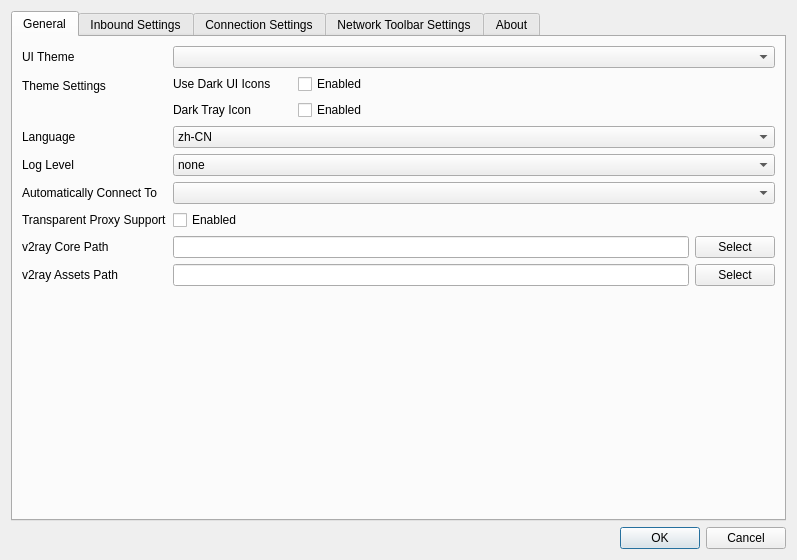
Above: src/ui/w_PrefrencesWindow.ui from darsvador/qvssr before the change. Below: the same form after it.
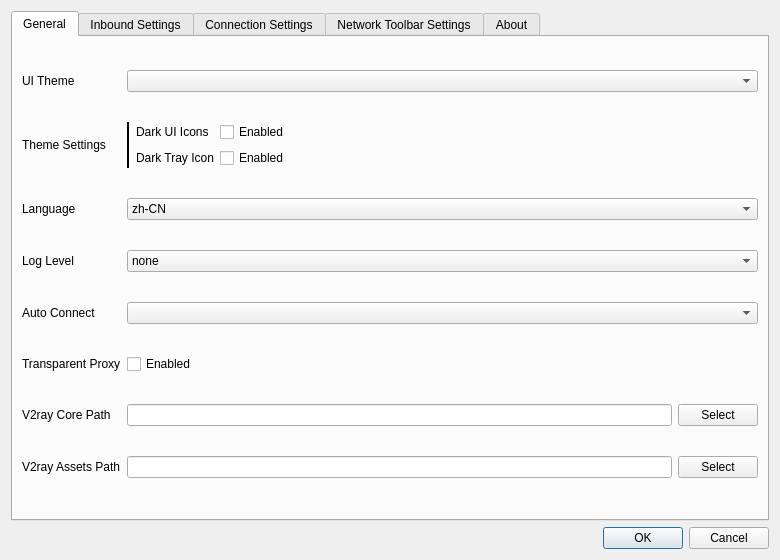
That is the form after the change. The open tabs and pages were chosen to show the change. Icons and pictures are not drawn.

Patch:
```diff
--- a/src/ui/w_PrefrencesWindow.ui
+++ b/src/ui/w_PrefrencesWindow.ui
@@ -6,7 +6,7 @@
    <rect>
     <x>0</x>
     <y>0</y>
-    <width>797</width>
+    <width>780</width>
     <height>560</height>
    </rect>
   </property>
@@ -63,6 +63,101 @@
          </property>
         </widget>
        </item>
+       <item row="2" column="0">
+        <layout class="QVBoxLayout" name="verticalLayout_6">
+         <item>
+          <spacer name="verticalSpacer_7">
+           <property name="orientation">
+            <enum>Qt::Vertical</enum>
+           </property>
+           <property name="sizeHint" stdset="0">
+            <size>
+             <width>0</width>
+             <height>0</height>
+            </size>
+           </property>
+          </spacer>
+         </item>
+         <item>
+          <widget class="QLabel" name="label_55">
+           <property name="text">
+            <string>Theme Settings</string>
+           </property>
+          </widget>
+         </item>
+         <item>
+          <spacer name="verticalSpacer_5">
+           <property name="orientation">
+            <enum>Qt::Vertical</enum>
+           </property>
+           <property name="sizeHint" stdset="0">
+            <size>
+             <width>0</width>
+             <height>0</height>
+            </size>
+           </property>
+          </spacer>
+         </item>
+        </layout>
+       </item>
+       <item row="2" column="1">
+        <layout class="QGridLayout" name="gridLayout_6" columnstretch="0,0,0,1">
+         <item row="1" column="2">
+          <widget class="QCheckBox" name="darkTrayCB">
+           <property name="text">
+            <string>Enabled</string>
+           </property>
+          </widget>
+         </item>
+         <item row="0" column="3" rowspan="2">
+          <spacer name="horizontalSpacer_2">
+           <property name="orientation">
+            <enum>Qt::Horizontal</enum>
+           </property>
+           <property name="sizeHint" stdset="0">
+            <size>
+             <width>40</width>
+             <height>20</height>
+            </size>
+           </property>
+          </spacer>
+         </item>
+         <item row="0" column="2">
+          <widget class="QCheckBox" name="darkThemeCB">
+           <property name="text">
+            <string>Enabled</string>
+           </property>
+          </widget>
+         </item>
+         <item row="0" column="1">
+          <widget class="QLabel" name="darkThemeLabel">
+           <property name="text">
+            <string>Dark UI Icons</string>
+           </property>
+          </widget>
+         </item>
+         <item row="1" column="1">
+          <widget class="QLabel" name="label_36">
+           <property name="text">
+            <string>Dark Tray Icon</string>
+           </property>
+          </widget>
+         </item>
+         <item row="0" column="0" rowspan="2">
+          <widget class="Line" name="line">
+           <property name="frameShadow">
+            <enum>QFrame::Plain</enum>
+           </property>
+           <property name="lineWidth">
+            <number>2</number>
+           </property>
+           <property name="orientation">
+            <enum>Qt::Vertical</enum>
+           </property>
+          </widget>
+         </item>
+        </layout>
+       </item>
        <item row="4" column="0">
         <widget class="QLabel" name="label_6">
          <property name="text">
@@ -147,7 +242,7 @@
        <item row="6" column="0">
         <widget class="QLabel" name="label_19">
          <property name="text">
-          <string>Automatically Connect To</string>
+          <string>Auto Connect</string>
          </property>
         </widget>
        </item>
@@ -169,7 +264,7 @@
        <item row="7" column="0">
         <widget class="QLabel" name="label_7">
          <property name="text">
-          <string>Transparent Proxy Support</string>
+          <string>Transparent Proxy</string>
          </property>
         </widget>
        </item>
@@ -183,7 +278,7 @@
        <item row="8" column="0">
         <widget class="QLabel" name="label_46">
          <property name="text">
-          <string>v2ray Core Path</string>
+          <string>V2ray Core Path</string>
          </property>
         </widget>
        </item>
@@ -204,7 +299,7 @@
        <item row="9" column="0">
         <widget class="QLabel" name="label_15">
          <property name="text">
-          <string>v2ray Assets Path</string>
+          <string>V2ray Assets Path</string>
          </property>
         </widget>
        </item>
@@ -222,58 +317,6 @@
          </item>
         </layout>
        </item>
-       <item row="2" column="0">
-        <widget class="QLabel" name="label_55">
-         <property name="text">
-          <string>Theme Settings</string>
-         </property>
-        </widget>
-       </item>
-       <item row="2" column="1">
-        <layout class="QGridLayout" name="gridLayout_6" columnstretch="1,1,3">
-         <item row="1" column="1">
-          <widget class="QCheckBox" name="darkTrayCB">
-           <property name="text">
-            <string>Enabled</string>
-           </property>
-          </widget>
-         </item>
-         <item row="0" column="0">
-          <widget class="QLabel" name="darkThemeLabel">
-           <property name="text">
-            <string>Use Dark UI Icons</string>
-           </property>
-          </widget>
-         </item>
-         <item row="1" column="0">
-          <widget class="QLabel" name="label_36">
-           <property name="text">
-            <string>Dark Tray Icon</string>
-           </property>
-          </widget>
-         </item>
-         <item row="0" column="1">
-          <widget class="QCheckBox" name="darkThemeCB">
-           <property name="text">
-            <string>Enabled</string>
-           </property>
-          </widget>
-         </item>
-         <item row="0" column="2" rowspan="2">
-          <spacer name="horizontalSpacer_2">
-           <property name="orientation">
-            <enum>Qt::Horizontal</enum>
-           </property>
-           <property name="sizeHint" stdset="0">
-            <size>
-             <width>40</width>
-             <height>20</height>
-            </size>
-           </property>
-          </spacer>
-         </item>
-        </layout>
-       </item>
       </layout>
      </widget>
      <widget class="QWidget" name="tab_3">
```
Left out of the diff: 140 changed lines with no effect on the pictures. Lines whose indentation alone changed are shown as unchanged.
